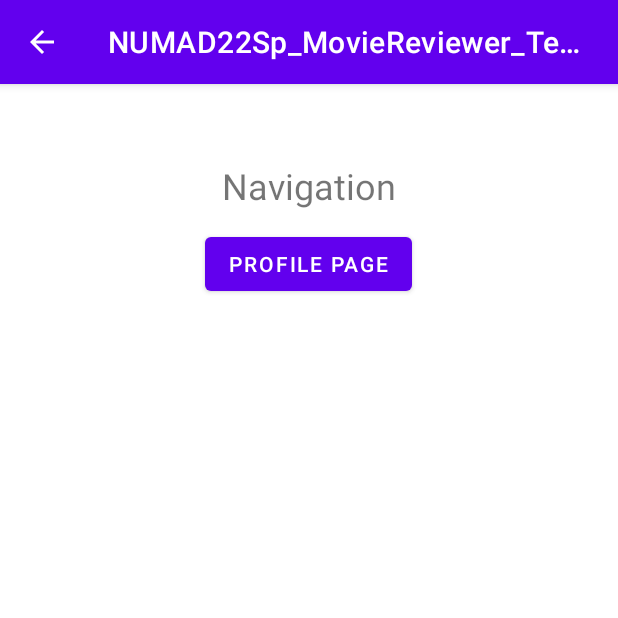
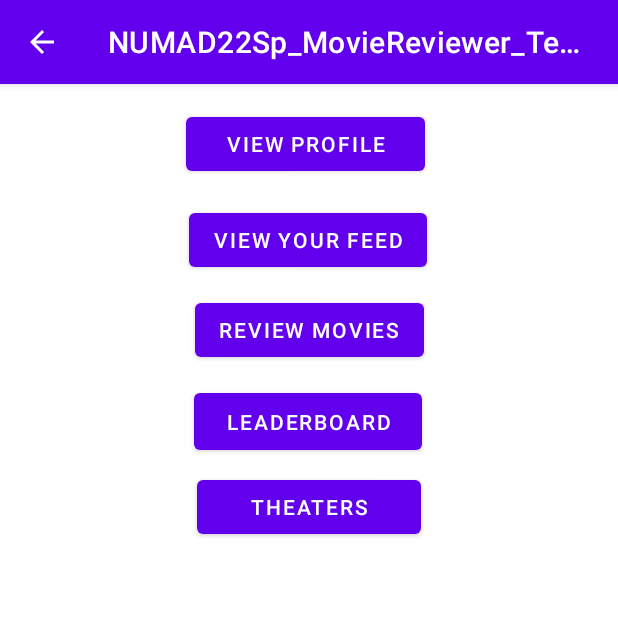
Before and after one commit to eshwaribhide/Movie-Reviewer-Android-App, an Android app: the NavigationActivity screen opened directly, with no data from a screen before it, on a phone screen of 412 x 824 dp, the top half of it. Run offline under Robolectric (Android 15) with nearby library versions, the phone set to English and light mode, and no system bars.

Commit message:
Add dummy buttons for other screens

```diff
--- a/app/src/main/res/layout/activity_main.xml
+++ b/app/src/main/res/layout/activity_main.xml
@@ -10,7 +10,7 @@
         android:id="@+id/signup"
         android:layout_width="202dp"
         android:layout_height="43dp"
-        android:layout_marginTop="28dp"
+        android:layout_marginTop="12dp"
         android:onClick="signUpButtonOnClick"
         android:text="Sign Up"
         app:layout_constraintEnd_toEndOf="parent"
@@ -20,8 +20,8 @@
 
     <ImageView
         android:id="@+id/hello"
-        android:layout_width="168dp"
-        android:layout_height="147dp"
+        android:layout_width="160dp"
+        android:layout_height="129dp"
 
         android:layout_marginTop="64dp"
         android:src="@drawable/movie"
@@ -47,7 +47,7 @@
         android:id="@+id/login"
         android:layout_width="202dp"
         android:layout_height="43dp"
-        android:layout_marginTop="16dp"
+        android:layout_marginTop="8dp"
         android:onClick="loginButtonOnClick"
         android:text="Login"
         app:layout_constraintEnd_toEndOf="parent"
--- a/app/src/main/res/layout/activity_navigation.xml
+++ b/app/src/main/res/layout/activity_navigation.xml
@@ -6,29 +6,60 @@
     android:layout_height="match_parent"
     tools:context=".NavigationActivity">
 
-    <TextView
-        android:id="@+id/navigation"
+    <Button
+        android:id="@+id/profile_btn"
+        android:layout_width="159dp"
+        android:layout_height="48dp"
+        android:layout_marginTop="16dp"
+        android:onClick="profilePageOnClick"
+        android:text="View Profile"
+        app:layout_constraintEnd_toEndOf="parent"
+        app:layout_constraintHorizontal_bias="0.492"
+        app:layout_constraintStart_toStartOf="parent"
+        app:layout_constraintTop_toTopOf="parent" />
+
+    <Button
+        android:id="@+id/feed_btn"
         android:layout_width="wrap_content"
         android:layout_height="wrap_content"
-        android:text="Navigation"
-        android:textSize="24sp"
-        app:layout_constraintBottom_toBottomOf="parent"
+        android:layout_marginTop="16dp"
+        android:text="View Your Feed"
         app:layout_constraintEnd_toEndOf="parent"
-        app:layout_constraintLeft_toLeftOf="parent"
-        app:layout_constraintRight_toRightOf="parent"
+        app:layout_constraintHorizontal_bias="0.498"
         app:layout_constraintStart_toStartOf="parent"
-        app:layout_constraintTop_toTopOf="parent"
-        app:layout_constraintVertical_bias="0.07" />
+        app:layout_constraintTop_toBottomOf="@+id/profile_btn" />
 
     <Button
-        android:id="@+id/profile_btn"
+        android:id="@+id/movies_btn"
         android:layout_width="wrap_content"
         android:layout_height="wrap_content"
         android:layout_marginTop="12dp"
-        android:onClick="profilePageOnClick"
-        android:text="Profile Page"
+        android:text="Review Movies"
         app:layout_constraintEnd_toEndOf="parent"
-        app:layout_constraintHorizontal_bias="0.499"
+        app:layout_constraintHorizontal_bias="0.501"
         app:layout_constraintStart_toStartOf="parent"
-        app:layout_constraintTop_toBottomOf="@+id/navigation" />
+        app:layout_constraintTop_toBottomOf="@+id/feed_btn" />
+
+    <Button
+        android:id="@+id/leaderboard_btn"
+        android:layout_width="152dp"
+        android:layout_height="50dp"
+        android:layout_marginTop="12dp"
+        android:text="Leaderboard"
+        app:layout_constraintEnd_toEndOf="parent"
+        app:layout_constraintHorizontal_bias="0.498"
+        app:layout_constraintStart_toStartOf="parent"
+        app:layout_constraintTop_toBottomOf="@+id/movies_btn" />
+
+    <Button
+        android:id="@+id/button4"
+        android:layout_width="149dp"
+        android:layout_height="48dp"
+        android:layout_marginTop="8dp"
+        android:text="Theaters"
+        app:layout_constraintEnd_toEndOf="parent"
+        app:layout_constraintStart_toStartOf="parent"
+        app:layout_constraintTop_toBottomOf="@+id/leaderboard_btn" />
+
+
 </androidx.constraintlayout.widget.ConstraintLayout>
```
